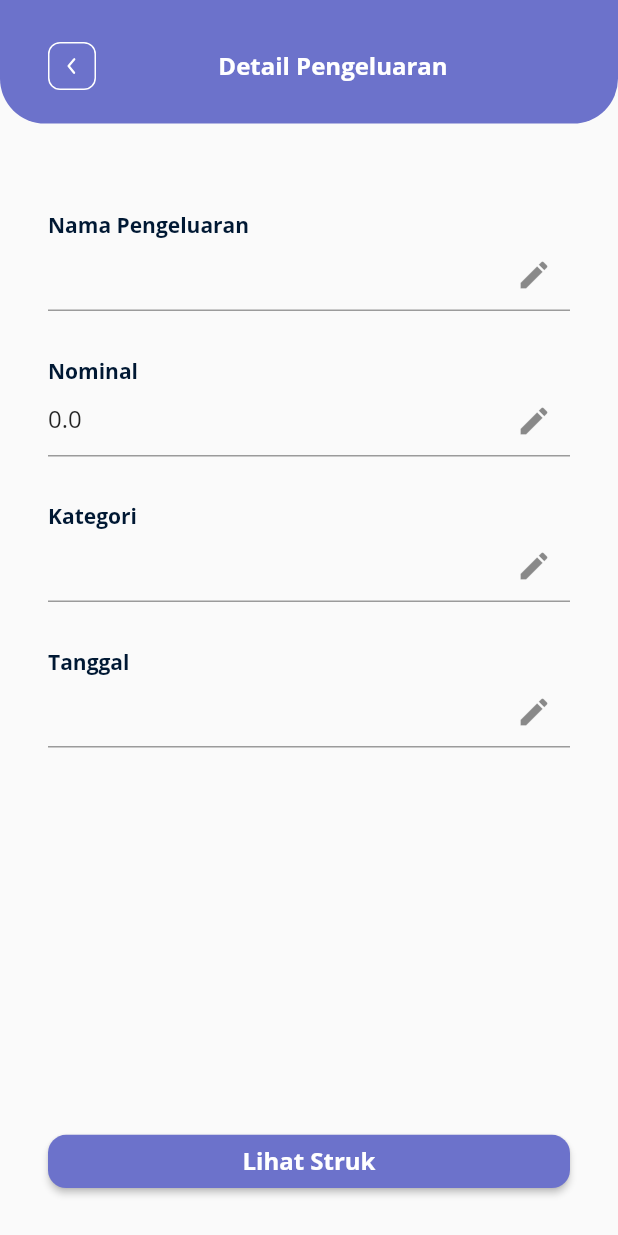
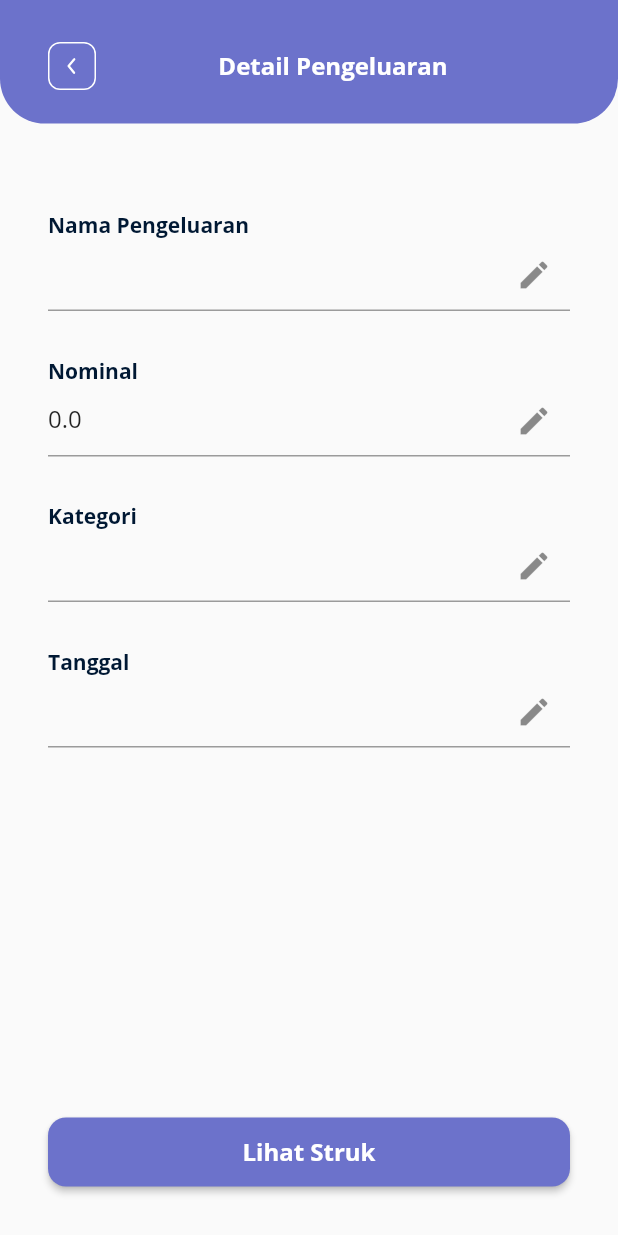
Before and after one commit to pawangdev/pawang-mobile, a Flutter app: the DetailPengeluaran screen opened directly with empty values, on a phone screen of 412 x 824 dp. Run offline on Flutter 3.47's test engine with Material 2 defaults, Android fonts, the phone set to English and light mode, and no system bars; our stand-ins replace flutter_svg, image_picker, sqflite; missing offline and left inert: google_ml_kit; accounts and stored records are empty.

Commit message:
editing the button style to fit the ui design

```diff
--- a/lib/views/detail_pengeluaran_screen.dart
+++ b/lib/views/detail_pengeluaran_screen.dart
@@ -183,9 +183,7 @@ class _DetailPengeluaranState extends State<DetailPengeluaran> {
               ),
             ),
             // BUTTON LIHAT STRUK
-            Expanded(
-              flex: 1,
-              child: Container(
+            Container(
               padding: EdgeInsets.symmetric(horizontal: 32),
               margin: EdgeInsets.only(bottom: 32),
               child: SizedBox(
@@ -204,11 +202,11 @@ class _DetailPengeluaranState extends State<DetailPengeluaran> {
                             BorderRadius.circular(kDefaultBorderRadius),
                       ),
                     ),
+                    padding: MaterialStateProperty.all(EdgeInsets.symmetric(vertical: 12))
                   ),
                   child: Text(
                     "Lihat Struk",
                     style: kOpenSans.copyWith(fontSize: 16, fontWeight: bold),
-                    ),
                   ),
                 ),
               ),
```
Lines whose indentation alone changed are shown as unchanged.
